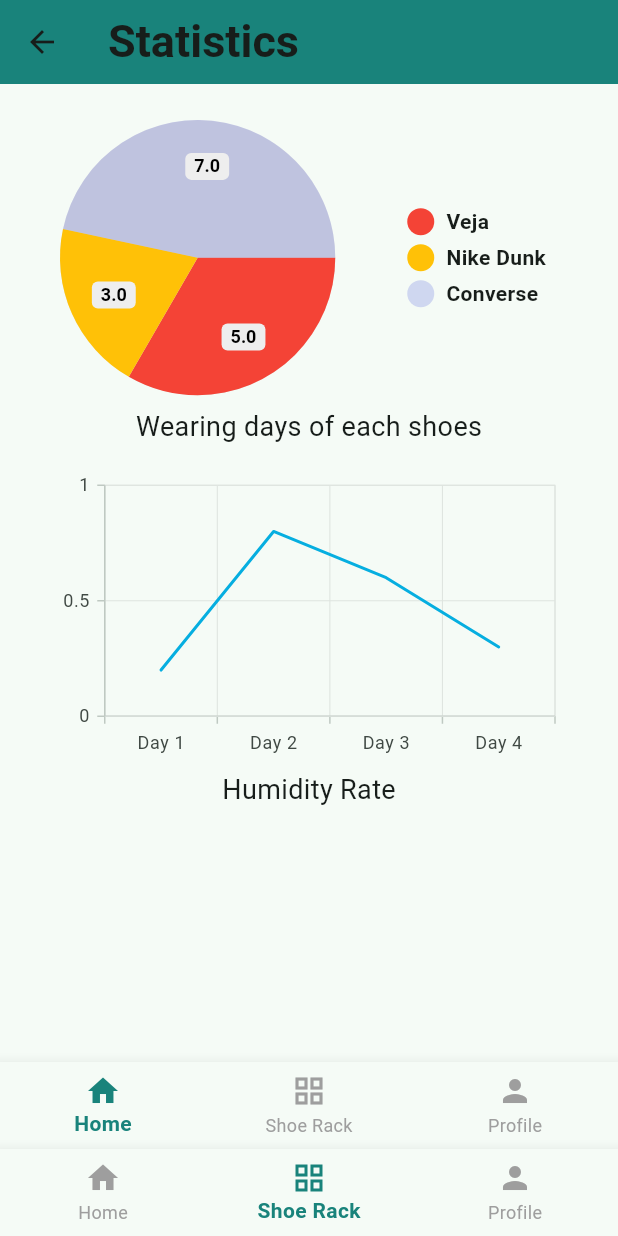
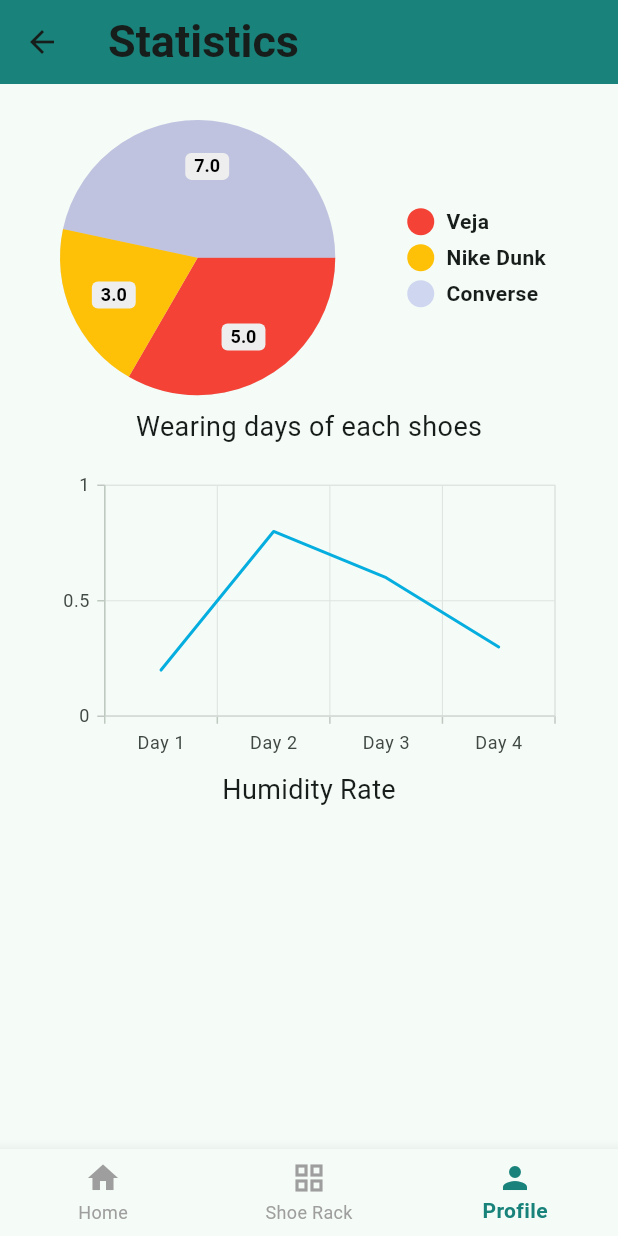
Before and after one commit to expensive-garbage/FCT-LOLU-smartshoeapp, a Flutter app: the screen it shows after launch, item 3 of the bottom bar chosen, after a tap on the "arrow forward ios" icon, on a phone screen of 412 x 824 dp. Run offline on Flutter 3.47's test engine with Material 2 defaults, Android fonts, the phone set to English and light mode, and no system bars; drawn by our look-alikes of pie_chart; our stand-ins replace cloud_firestore, firebase_auth, firebase_core, syncfusion_flutter_charts; missing offline and left inert: dart:html; accounts and stored records are empty.

Commit message:
statistics connected and color navbar fixed

```diff
--- a/lib/MyHomePage.dart
+++ b/lib/MyHomePage.dart
@@ -59,11 +59,12 @@
           ? _children[currentIndex]
           : ShoePage(id: appState.actualShoe),
       bottomNavigationBar: BottomNavigationBar(
-        currentIndex: currentIndex,
+        currentIndex: appState.indexMyHomePage,
         onTap: (int index) {
           // Appeler deux fonctions ici
           if (index == 2) {
-            updateState(2);
+            appState.indexMyHomePage = index;
+            updateState(index);
           } else {
             appState.changeIndexMyHomePage(index);
           }
--- a/lib/ProfilePage.dart
+++ b/lib/ProfilePage.dart
@@ -32,10 +32,11 @@
     return Scaffold(
       body: _children[currentIndex],
       bottomNavigationBar: BottomNavigationBar(
-        currentIndex: currentIndex,
+        currentIndex: appState.indexMyHomePage,
         onTap: (int index) {
           // Appeler deux fonctions ici
-          appState.changeIndexMyHomePage(index);
+          appState.changeIndexProfilePage(0);
+          appState.indexMyHomePage = index;
           updateState(index, context);
         },
         selectedItemColor: const Color.fromRGBO(25, 131, 123, 1),
@@ -63,18 +64,10 @@
 
 class ProfileInformationPage extends StatelessWidget {
   const ProfileInformationPage({Key? key}) : super(key: key);
-  void _navigateToStatistics(BuildContext context) {
-    var appState = context.watch<MyAppState>();
-    appState.changeIndexProfilePage(1);
-  }
-
-  void _navigateToSettings(BuildContext context) {
-    var appState = context.watch<MyAppState>();
-    appState.changeIndexProfilePage(2);
-  }
 
   @override
   Widget build(BuildContext context) {
+    var appState = context.watch<MyAppState>();
     return Column(
       children: [
         Container(
@@ -124,7 +117,7 @@
             ),
             const Expanded(child: SizedBox()),
             ElevatedButton(
-                onPressed: () => _navigateToStatistics(context),
+                onPressed: () => appState.changeIndexProfilePage(1),
                 style: ElevatedButton.styleFrom(
                     shape: const CircleBorder(),
                     padding: const EdgeInsets.all(20),
@@ -151,7 +144,7 @@
             ),
             const Expanded(child: SizedBox()),
             ElevatedButton(
-              onPressed: () => _navigateToSettings(context),
+              onPressed: () => appState.changeIndexProfilePage(2),
               style: ElevatedButton.styleFrom(
                   shape: const CircleBorder(),
                   padding: const EdgeInsets.all(20),
@@ -179,7 +172,7 @@
             ),
             const Expanded(child: SizedBox()),
             ElevatedButton(
-              onPressed: () => _navigateToStatistics(context),
+              onPressed: () => appState.changeIndexProfilePage(1),
               style: ElevatedButton.styleFrom(
                   shape: const CircleBorder(),
                   padding: const EdgeInsets.all(20),
--- a/lib/ShoeInformation.dart
+++ b/lib/ShoeInformation.dart
@@ -47,7 +47,7 @@
                         appState.changeBrandShoe(data['Brand']);
                         appState.changeColorsShoe(data['Colors']);
                         appState.changeWaterproofShoe(data['Waterproof']);
-                        appState.changeSeasonShoe(data['Season']);
+                        appState.changeSeasonShoe(data['Seasons']);
                       },
                       style: ElevatedButton.styleFrom(
                         backgroundColor: const Color.fromRGBO(
--- a/lib/StatisticsPage.dart
+++ b/lib/StatisticsPage.dart
@@ -48,16 +48,17 @@
     return Scaffold(
       appBar: AppBar(
         title: const Text('Statistics',
-                style:TextStyle(fontSize: 30, fontWeight: FontWeight.bold)),
-        backgroundColor:const Color.fromRGBO(25, 131, 123, 1) ,
+            style: TextStyle(fontSize: 30, fontWeight: FontWeight.bold)),
+        backgroundColor: const Color.fromRGBO(25, 131, 123, 1),
       ),
       body: SingleChildScrollView(
         child: ConstrainedBox(
-          constraints: BoxConstraints(minHeight: MediaQuery.of(context).size.height,)
-        ,
-          child: Padding(padding: EdgeInsets.all(16.0),
-          child: Column(
-            children: [
+          constraints: BoxConstraints(
+            minHeight: MediaQuery.of(context).size.height,
+          ),
+          child: Padding(
+            padding: EdgeInsets.all(16.0),
+            child: Column(children: [
               Container(
                 padding: const EdgeInsets.symmetric(horizontal: 16),
                 child: PieChart(
@@ -69,7 +70,8 @@
                 ),
               ),
               const Text('Wearing days of each shoes',
-                  style: TextStyle(fontSize: 18, fontWeight: FontWeight.normal)),
+                  style:
+                      TextStyle(fontSize: 18, fontWeight: FontWeight.normal)),
               const SizedBox(height: 16),
               Container(
                   padding: const EdgeInsets.symmetric(horizontal: 16),
@@ -88,41 +90,14 @@
                           xValueMapper: (ChartData data, _) => data.x,
                           yValueMapper: (ChartData data, _) => data.y)
                     ],
-                  )
-                  ),
+                  )),
               const Text('Humidity Rate',
-                  style: TextStyle(fontSize: 18, fontWeight: FontWeight.normal)),
-                  const SizedBox(height: 16),
-
-
-                ]),
+                  style:
+                      TextStyle(fontSize: 18, fontWeight: FontWeight.normal)),
+              const SizedBox(height: 16),
+            ]),
           ),
         ),
-
-      ),
-      bottomNavigationBar: BottomNavigationBar(
-        currentIndex: currentIndex,
-        onTap: (int index) {
-          updateState(index, context);
-        },
-        selectedItemColor: const Color.fromRGBO(25, 131, 123, 1),
-        unselectedItemColor: Colors.grey,
-        selectedLabelStyle: const TextStyle(fontWeight: FontWeight.bold),
-        unselectedLabelStyle: const TextStyle(fontWeight: FontWeight.normal),
-        items: const [
-          BottomNavigationBarItem(
-            icon: Icon(Icons.home),
-            label: 'Home',
-          ),
-          BottomNavigationBarItem(
-            icon: Icon(Icons.grid_view),
-            label: 'Shoe Rack',
-          ),
-          BottomNavigationBarItem(
-            icon: Icon(Icons.person),
-            label: 'Profile',
-          )
-        ],
       ),
     );
   }
```
